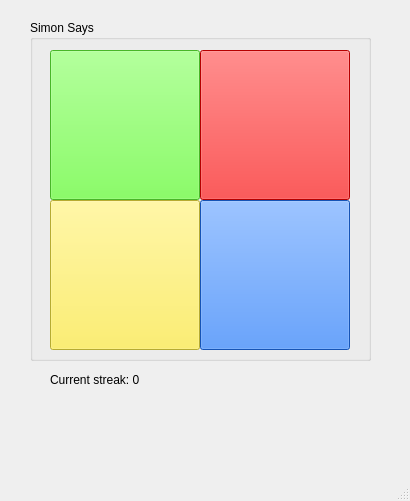
This is simonsays.ui in Aalsaunet/SimonSays as Qt 5 draws it before an edit. The edited form follows.
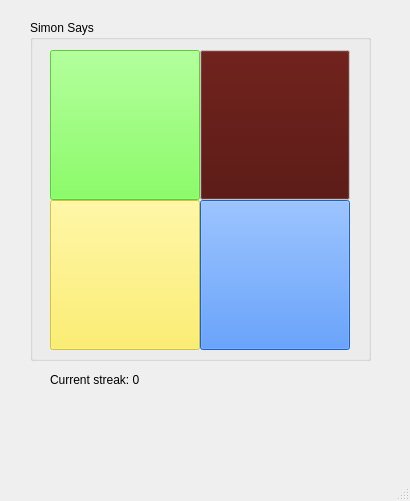
This is the edited form.

Commit message: Improved the button color layout

The edit to the form file:
```diff
--- a/simonsays.ui
+++ b/simonsays.ui
@@ -16,7 +16,7 @@
   <widget class="QWidget" name="centralwidget">
    <widget class="QPushButton" name="yellowButton">
     <property name="enabled">
-     <bool>true</bool>
+     <bool>false</bool>
     </property>
     <property name="geometry">
      <rect>
@@ -26,8 +26,99 @@
       <height>150</height>
      </rect>
     </property>
+    <property name="palette">
+     <palette>
+      <active>
+       <colorrole role="Button">
+        <brush brushstyle="SolidPattern">
+         <color alpha="255">
+          <red>255</red>
+          <green>239</green>
+          <blue>70</blue>
+         </color>
+        </brush>
+       </colorrole>
+       <colorrole role="Base">
+        <brush brushstyle="SolidPattern">
+         <color alpha="255">
+          <red>255</red>
+          <green>239</green>
+          <blue>70</blue>
+         </color>
+        </brush>
+       </colorrole>
+       <colorrole role="Window">
+        <brush brushstyle="SolidPattern">
+         <color alpha="255">
+          <red>255</red>
+          <green>239</green>
+          <blue>70</blue>
+         </color>
+        </brush>
+       </colorrole>
+      </active>
+      <inactive>
+       <colorrole role="Button">
+        <brush brushstyle="SolidPattern">
+         <color alpha="255">
+          <red>255</red>
+          <green>239</green>
+          <blue>70</blue>
+         </color>
+        </brush>
+       </colorrole>
+       <colorrole role="Base">
+        <brush brushstyle="SolidPattern">
+         <color alpha="255">
+          <red>255</red>
+          <green>239</green>
+          <blue>70</blue>
+         </color>
+        </brush>
+       </colorrole>
+       <colorrole role="Window">
+        <brush brushstyle="SolidPattern">
+         <color alpha="255">
+          <red>255</red>
+          <green>239</green>
+          <blue>70</blue>
+         </color>
+        </brush>
+       </colorrole>
+      </inactive>
+      <disabled>
+       <colorrole role="Button">
+        <brush brushstyle="SolidPattern">
+         <color alpha="128">
+          <red>255</red>
+          <green>239</green>
+          <blue>70</blue>
+         </color>
+        </brush>
+       </colorrole>
+       <colorrole role="Base">
+        <brush brushstyle="SolidPattern">
+         <color alpha="255">
+          <red>255</red>
+          <green>239</green>
+          <blue>70</blue>
+         </color>
+        </brush>
+       </colorrole>
+       <colorrole role="Window">
+        <brush brushstyle="SolidPattern">
+         <color alpha="255">
+          <red>255</red>
+          <green>239</green>
+          <blue>70</blue>
+         </color>
+        </brush>
+       </colorrole>
+      </disabled>
+     </palette>
+    </property>
     <property name="autoFillBackground">
-     <bool>true</bool>
+     <bool>false</bool>
     </property>
     <property name="styleSheet">
      <string notr="true">background-color: rgb(255, 239, 70);</string>
@@ -40,6 +131,9 @@
     </property>
    </widget>
    <widget class="QPushButton" name="redButton">
+    <property name="enabled">
+     <bool>false</bool>
+    </property>
     <property name="geometry">
      <rect>
       <x>200</x>
@@ -54,27 +148,9 @@
        <colorrole role="Button">
         <brush brushstyle="SolidPattern">
          <color alpha="255">
-          <red>255</red>
-          <green>0</green>
-          <blue>0</blue>
-         </color>
-        </brush>
-       </colorrole>
-       <colorrole role="Base">
-        <brush brushstyle="SolidPattern">
-         <color alpha="255">
-          <red>255</red>
-          <green>0</green>
-          <blue>0</blue>
-         </color>
-        </brush>
-       </colorrole>
-       <colorrole role="Window">
-        <brush brushstyle="SolidPattern">
-         <color alpha="255">
-          <red>255</red>
-          <green>0</green>
-          <blue>0</blue>
+          <red>76</red>
+          <green>7</green>
+          <blue>1</blue>
          </color>
         </brush>
        </colorrole>
@@ -83,27 +159,9 @@
        <colorrole role="Button">
         <brush brushstyle="SolidPattern">
          <color alpha="255">
-          <red>255</red>
-          <green>0</green>
-          <blue>0</blue>
-         </color>
-        </brush>
-       </colorrole>
-       <colorrole role="Base">
-        <brush brushstyle="SolidPattern">
-         <color alpha="255">
-          <red>255</red>
-          <green>0</green>
-          <blue>0</blue>
-         </color>
-        </brush>
-       </colorrole>
-       <colorrole role="Window">
-        <brush brushstyle="SolidPattern">
-         <color alpha="255">
-          <red>255</red>
-          <green>0</green>
-          <blue>0</blue>
+          <red>76</red>
+          <green>7</green>
+          <blue>1</blue>
          </color>
         </brush>
        </colorrole>
@@ -112,27 +170,9 @@
        <colorrole role="Button">
         <brush brushstyle="SolidPattern">
          <color alpha="255">
-          <red>255</red>
-          <green>0</green>
-          <blue>0</blue>
-         </color>
-        </brush>
-       </colorrole>
-       <colorrole role="Base">
-        <brush brushstyle="SolidPattern">
-         <color alpha="255">
-          <red>255</red>
-          <green>0</green>
-          <blue>0</blue>
-         </color>
-        </brush>
-       </colorrole>
-       <colorrole role="Window">
-        <brush brushstyle="SolidPattern">
-         <color alpha="255">
-          <red>255</red>
-          <green>0</green>
-          <blue>0</blue>
+          <red>76</red>
+          <green>7</green>
+          <blue>1</blue>
          </color>
         </brush>
        </colorrole>
@@ -143,10 +183,15 @@
      <bool>false</bool>
     </property>
     <property name="autoFillBackground">
-     <bool>true</bool>
+     <bool>false</bool>
     </property>
     <property name="styleSheet">
-     <string notr="true">background-color: rgb(255, 0, 0);</string>
+     <string notr="true">enabled {
+	background-color:rgb(255, 0, 0);
+}
+!enabled {
+	background-color:rgb(128, 0, 0)
+}</string>
     </property>
     <property name="text">
      <string/>
@@ -160,7 +205,7 @@
    </widget>
    <widget class="QPushButton" name="blueButton">
     <property name="enabled">
-     <bool>true</bool>
+     <bool>false</bool>
     </property>
     <property name="geometry">
      <rect>
@@ -170,8 +215,99 @@
       <height>150</height>
      </rect>
     </property>
+    <property name="palette">
+     <palette>
+      <active>
+       <colorrole role="Button">
+        <brush brushstyle="SolidPattern">
+         <color alpha="255">
+          <red>31</red>
+          <green>117</green>
+          <blue>255</blue>
+         </color>
+        </brush>
+       </colorrole>
+       <colorrole role="Base">
+        <brush brushstyle="SolidPattern">
+         <color alpha="255">
+          <red>31</red>
+          <green>117</green>
+          <blue>255</blue>
+         </color>
+        </brush>
+       </colorrole>
+       <colorrole role="Window">
+        <brush brushstyle="SolidPattern">
+         <color alpha="255">
+          <red>31</red>
+          <green>117</green>
+          <blue>255</blue>
+         </color>
+        </brush>
+       </colorrole>
+      </active>
+      <inactive>
+       <colorrole role="Button">
+        <brush brushstyle="SolidPattern">
+         <color alpha="255">
+          <red>31</red>
+          <green>117</green>
+          <blue>255</blue>
+         </color>
+        </brush>
+       </colorrole>
+       <colorrole role="Base">
+        <brush brushstyle="SolidPattern">
+         <color alpha="255">
+          <red>31</red>
+          <green>117</green>
+          <blue>255</blue>
+         </color>
+        </brush>
+       </colorrole>
+       <colorrole role="Window">
+        <brush brushstyle="SolidPattern">
+         <color alpha="255">
+          <red>31</red>
+          <green>117</green>
+          <blue>255</blue>
+         </color>
+        </brush>
+       </colorrole>
+      </inactive>
+      <disabled>
+       <colorrole role="Button">
+        <brush brushstyle="SolidPattern">
+         <color alpha="128">
+          <red>31</red>
+          <green>117</green>
+          <blue>255</blue>
+         </color>
+        </brush>
+       </colorrole>
+       <colorrole role="Base">
+        <brush brushstyle="SolidPattern">
+         <color alpha="255">
+          <red>31</red>
+          <green>117</green>
+          <blue>255</blue>
+         </color>
+        </brush>
+       </colorrole>
+       <colorrole role="Window">
+        <brush brushstyle="SolidPattern">
+         <color alpha="255">
+          <red>31</red>
+          <green>117</green>
+          <blue>255</blue>
+         </color>
+        </brush>
+       </colorrole>
+      </disabled>
+     </palette>
+    </property>
     <property name="autoFillBackground">
-     <bool>true</bool>
+     <bool>false</bool>
     </property>
     <property name="styleSheet">
      <string notr="true">background-color: rgb(31, 117, 255);</string>
@@ -188,7 +324,7 @@
    </widget>
    <widget class="QPushButton" name="greenButton">
     <property name="enabled">
-     <bool>true</bool>
+     <bool>false</bool>
     </property>
     <property name="geometry">
      <rect>
@@ -198,8 +334,99 @@
       <height>150</height>
      </rect>
     </property>
+    <property name="palette">
+     <palette>
+      <active>
+       <colorrole role="Button">
+        <brush brushstyle="SolidPattern">
+         <color alpha="255">
+          <red>101</red>
+          <green>255</green>
+          <blue>56</blue>
+         </color>
+        </brush>
+       </colorrole>
+       <colorrole role="Base">
+        <brush brushstyle="SolidPattern">
+         <color alpha="255">
+          <red>101</red>
+          <green>255</green>
+          <blue>56</blue>
+         </color>
+        </brush>
+       </colorrole>
+       <colorrole role="Window">
+        <brush brushstyle="SolidPattern">
+         <color alpha="255">
+          <red>101</red>
+          <green>255</green>
+          <blue>56</blue>
+         </color>
+        </brush>
+       </colorrole>
+      </active>
+      <inactive>
+       <colorrole role="Button">
+        <brush brushstyle="SolidPattern">
+         <color alpha="255">
+          <red>101</red>
+          <green>255</green>
+          <blue>56</blue>
+         </color>
+        </brush>
+       </colorrole>
+       <colorrole role="Base">
+        <brush brushstyle="SolidPattern">
+         <color alpha="255">
+          <red>101</red>
+          <green>255</green>
+          <blue>56</blue>
+         </color>
+        </brush>
+       </colorrole>
+       <colorrole role="Window">
+        <brush brushstyle="SolidPattern">
+         <color alpha="255">
+          <red>101</red>
+          <green>255</green>
+          <blue>56</blue>
+         </color>
+        </brush>
+       </colorrole>
+      </inactive>
+      <disabled>
+       <colorrole role="Button">
+        <brush brushstyle="SolidPattern">
+         <color alpha="128">
+          <red>101</red>
+          <green>255</green>
+          <blue>56</blue>
+         </color>
+        </brush>
+       </colorrole>
+       <colorrole role="Base">
+        <brush brushstyle="SolidPattern">
+         <color alpha="255">
+          <red>101</red>
+          <green>255</green>
+          <blue>56</blue>
+         </color>
+        </brush>
+       </colorrole>
+       <colorrole role="Window">
+        <brush brushstyle="SolidPattern">
+         <color alpha="255">
+          <red>101</red>
+          <green>255</green>
+          <blue>56</blue>
+         </color>
+        </brush>
+       </colorrole>
+      </disabled>
+     </palette>
+    </property>
     <property name="autoFillBackground">
-     <bool>true</bool>
+     <bool>false</bool>
     </property>
     <property name="styleSheet">
      <string notr="true">background-color: rgb(101, 255, 56);</string>
@@ -212,6 +439,9 @@
     </property>
    </widget>
    <widget class="QGroupBox" name="groupBox">
+    <property name="enabled">
+     <bool>true</bool>
+    </property>
     <property name="geometry">
      <rect>
       <x>30</x>
```
The commit also changes 1 other file.
